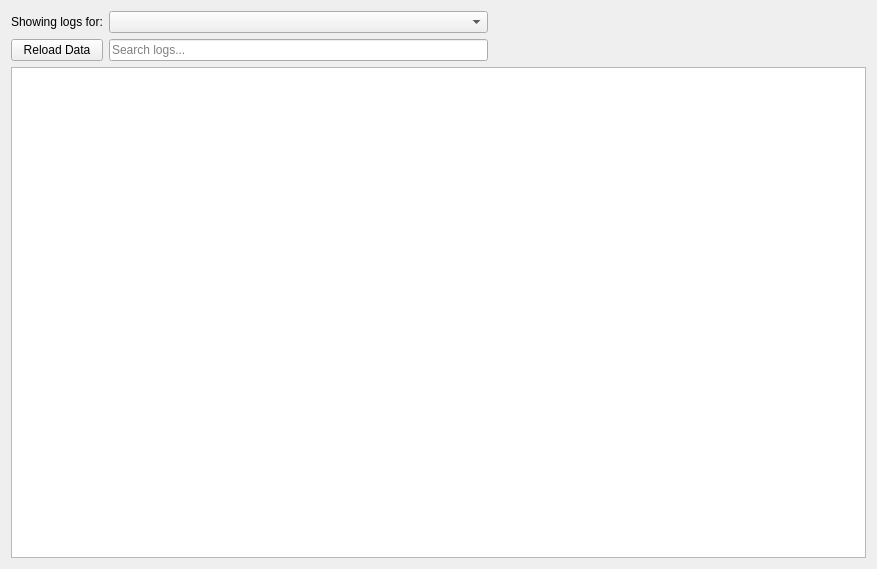
The window that src/AdBlock/AdBlockLogDisplay.ui (LeFroid/Viper-Browser) describes before a commit, drawn with Qt 5.
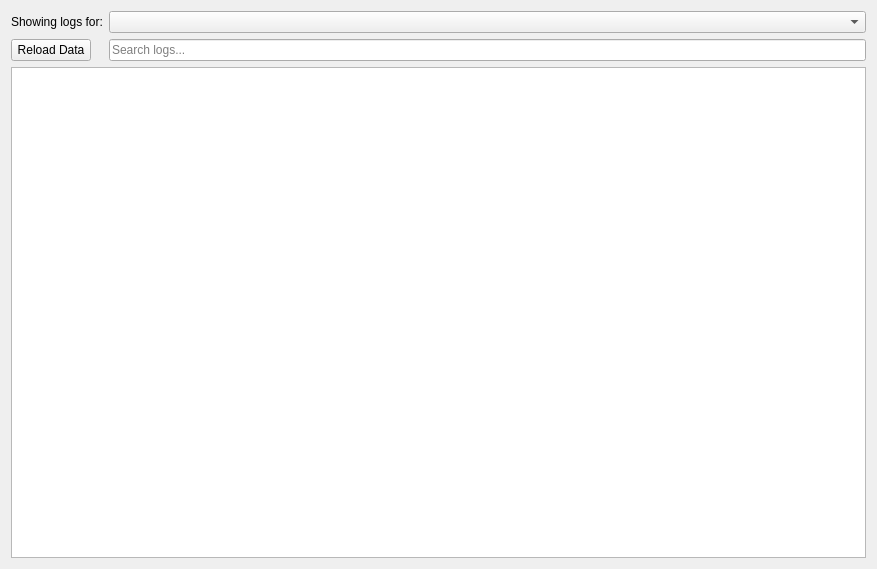
The same window after the commit.

Commit message: Implemented the rest of the ad block log display UI

```diff
--- a/src/AdBlock/AdBlockLogDisplay.ui
+++ b/src/AdBlock/AdBlockLogDisplay.ui
@@ -15,17 +15,10 @@
   </property>
   <layout class="QVBoxLayout" name="verticalLayout">
    <item>
-    <layout class="QGridLayout" name="gridLayout">
-     <item row="1" column="0">
-      <widget class="QPushButton" name="pushButtonReload">
-       <property name="text">
-        <string>Reload Data</string>
-       </property>
-      </widget>
-     </item>
-     <item row="0" column="1">
-      <widget class="QComboBox" name="comboBoxLogSource"/>
-     </item>
+    <layout class="QFormLayout" name="formLayout">
+     <property name="labelAlignment">
+      <set>Qt::AlignLeading|Qt::AlignLeft|Qt::AlignVCenter</set>
+     </property>
      <item row="0" column="0">
       <widget class="QLabel" name="labelLogSource">
        <property name="text">
@@ -33,18 +26,15 @@
        </property>
       </widget>
      </item>
-     <item row="0" column="2">
-      <spacer name="horizontalSpacer">
-       <property name="orientation">
-        <enum>Qt::Horizontal</enum>
+     <item row="0" column="1">
+      <widget class="QComboBox" name="comboBoxLogSource"/>
+     </item>
+     <item row="1" column="0">
+      <widget class="QPushButton" name="pushButtonReload">
+       <property name="text">
+        <string>Reload Data</string>
        </property>
-       <property name="sizeHint" stdset="0">
-        <size>
-         <width>40</width>
-         <height>20</height>
-        </size>
-       </property>
-      </spacer>
+      </widget>
      </item>
      <item row="1" column="1">
       <widget class="QLineEdit" name="lineEditSearch">
@@ -53,19 +43,6 @@
        </property>
       </widget>
      </item>
-     <item row="1" column="2">
-      <spacer name="horizontalSpacer_2">
-       <property name="orientation">
-        <enum>Qt::Horizontal</enum>
-       </property>
-       <property name="sizeHint" stdset="0">
-        <size>
-         <width>40</width>
-         <height>20</height>
-        </size>
-       </property>
-      </spacer>
-     </item>
     </layout>
    </item>
    <item>
```
The commit also changes 2 other files.
